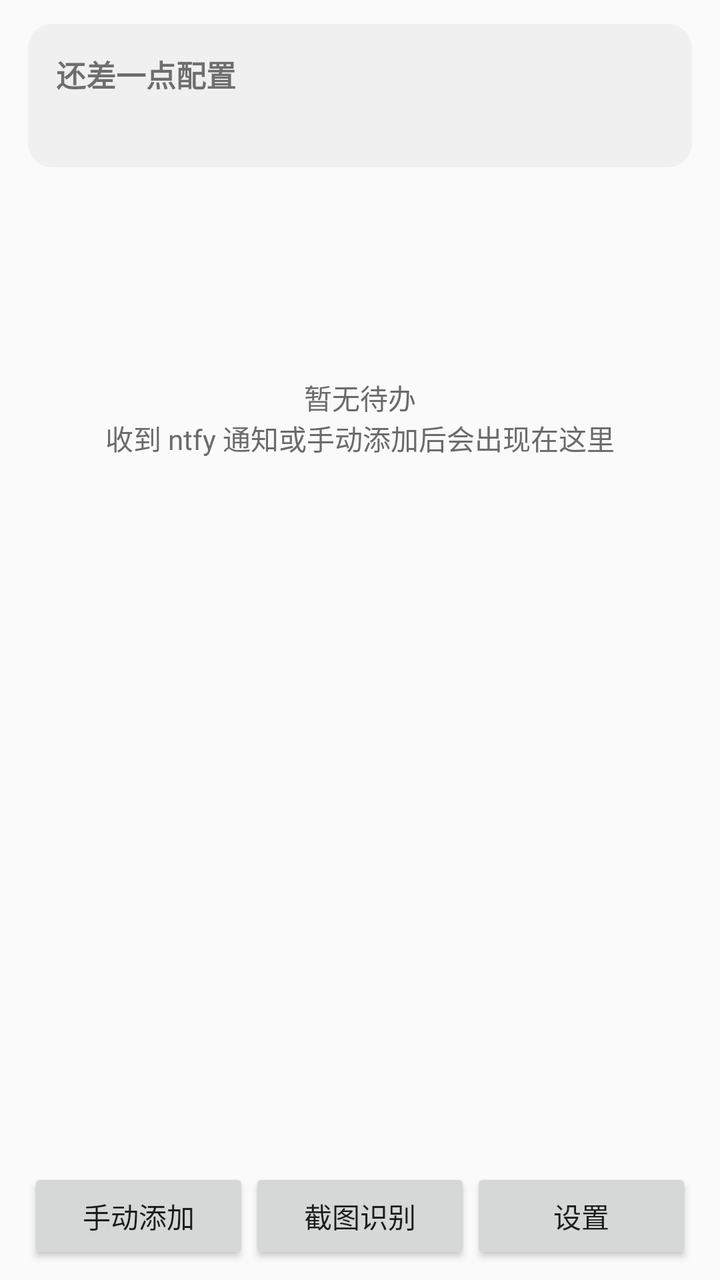
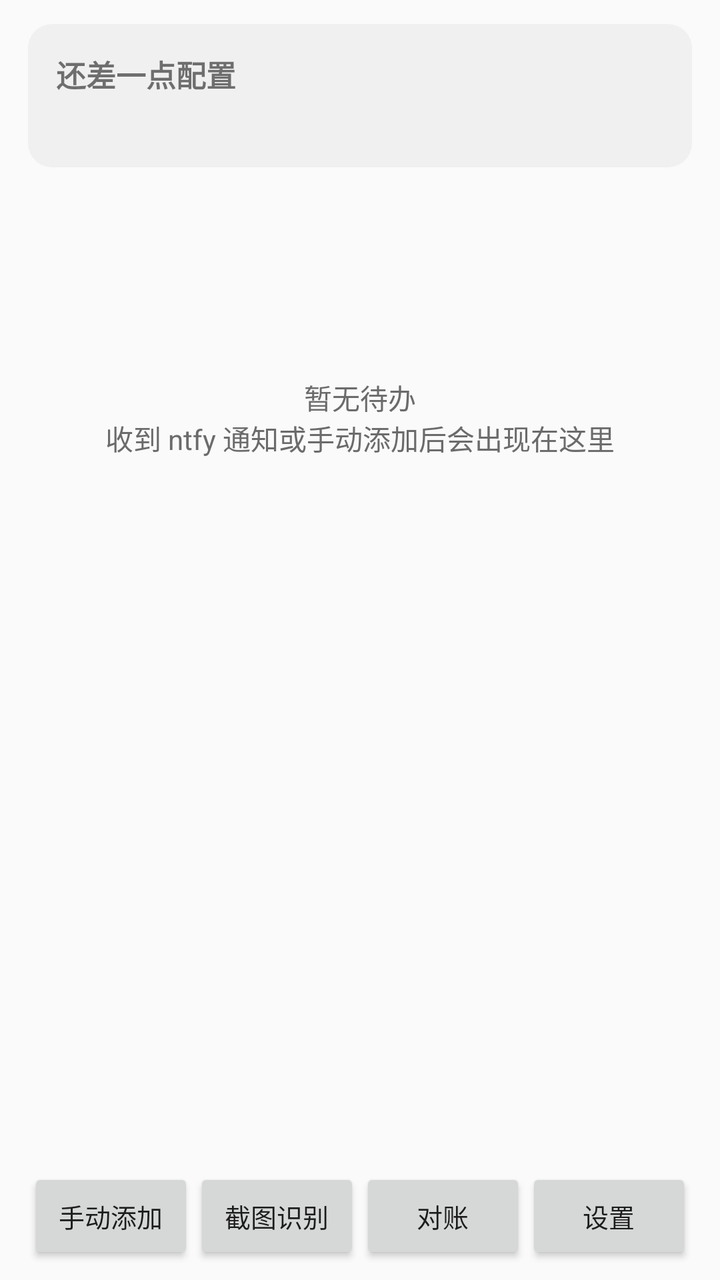

Before-and-after screenshots of an Android layout around one commit, followed by the original layout XML and the change that was made.
<!-- AndroidManifest.xml: application theme Theme.NtfyCalendar -->
<!-- res/layout/activity_main.xml -->
<?xml version="1.0" encoding="utf-8"?>
<LinearLayout xmlns:android="http://schemas.android.com/apk/res/android"
    android:layout_width="match_parent"
    android:layout_height="match_parent"
    android:orientation="vertical"
    android:paddingLeft="14dp"
    android:paddingRight="14dp"
    android:paddingTop="12dp">

    <LinearLayout
        android:id="@+id/statusCard"
        android:layout_width="match_parent"
        android:layout_height="wrap_content"
        android:background="@drawable/bg_card"
        android:clickable="true"
        android:focusable="true"
        android:orientation="vertical"
        android:padding="14dp">

        <TextView
            android:id="@+id/statusTitle"
            android:layout_width="match_parent"
            android:layout_height="wrap_content"
            android:textSize="15sp"
            android:textStyle="bold"
            android:text="@string/main_status_need" />

        <TextView
            android:id="@+id/statusDetail"
            android:layout_width="match_parent"
            android:layout_height="wrap_content"
            android:layout_marginTop="4dp"
            android:textSize="13sp"
            android:textColor="@color/text_secondary" />
    </LinearLayout>

    <TextView
        android:id="@+id/emptyView"
        android:layout_width="match_parent"
        android:layout_height="0dp"
        android:layout_weight="1"
        android:gravity="center"
        android:textSize="14sp"
        android:textColor="@color/text_secondary"
        android:text="@string/main_empty" />

    <androidx.recyclerview.widget.RecyclerView
        android:id="@+id/recycler"
        android:layout_width="match_parent"
        android:layout_height="0dp"
        android:layout_weight="1"
        android:clipToPadding="false"
        android:paddingTop="8dp"
        android:paddingBottom="8dp" />

    <LinearLayout
        android:layout_width="match_parent"
        android:layout_height="wrap_content"
        android:orientation="horizontal"
        android:paddingBottom="8dp">

        <Button
            android:id="@+id/btnAdd"
            android:layout_width="0dp"
            android:layout_height="wrap_content"
            android:layout_weight="1"
            android:text="@string/btn_add_manual" />

        <Button
            android:id="@+id/btnShot"
            android:layout_width="0dp"
            android:layout_height="wrap_content"
            android:layout_weight="1"
            android:text="@string/btn_import_shot" />

        <Button
            android:id="@+id/btnSettings"
            android:layout_width="0dp"
            android:layout_height="wrap_content"
            android:layout_weight="1"
            android:text="@string/btn_settings" />
    </LinearLayout>
</LinearLayout>
<!-- resources referenced by this layout -->
<resources>
  <color name="text_secondary">#FF6B6B6B</color>
  <!-- drawable bg_card (drawable) -->
  <?xml version="1.0" encoding="utf-8"?>
  <shape xmlns:android="http://schemas.android.com/apk/res/android"
      android:shape="rectangle">
      <solid android:color="@color/card_bg" />
      <corners android:radius="12dp" />
  </shape>
  <string name="btn_add_manual">手动添加</string>
  <string name="btn_import_shot">截图识别</string>
  <string name="btn_settings">设置</string>
  <string name="main_empty">暂无待办\n收到 ntfy 通知或手动添加后会出现在这里</string>
  <string name="main_status_need">还差一点配置</string>
  <style name="Theme.NtfyCalendar" parent="Theme.AppCompat.DayNight.DarkActionBar">
          <item name="colorPrimary">@color/primary</item>
          <item name="colorPrimaryDark">@color/primary_dark</item>
          <item name="colorAccent">@color/accent</item>
          <item name="android:windowBackground">?android:attr/colorBackground</item>
      </style>
  <color name="card_bg">#14808080</color>
  <color name="primary">#FF156B5A</color>
  <color name="primary_dark">#FF0E4B3F</color>
  <color name="accent">#FFEF8F32</color>
</resources>

<!-- the commit's change to res/layout/activity_main.xml (unified diff, before → after) -->
@@ -64,6 +64,10 @@
             android:layout_width="0dp"
             android:layout_height="wrap_content"
             android:layout_weight="1"
+            android:minWidth="0dp"
+            android:paddingLeft="2dp"
+            android:paddingRight="2dp"
+            android:textSize="13sp"
             android:text="@string/btn_add_manual" />
 
         <Button
@@ -71,13 +75,32 @@
             android:layout_width="0dp"
             android:layout_height="wrap_content"
             android:layout_weight="1"
+            android:minWidth="0dp"
+            android:paddingLeft="2dp"
+            android:paddingRight="2dp"
+            android:textSize="13sp"
             android:text="@string/btn_import_shot" />
+
+        <Button
+            android:id="@+id/btnReconcile"
+            android:layout_width="0dp"
+            android:layout_height="wrap_content"
+            android:layout_weight="1"
+            android:minWidth="0dp"
+            android:paddingLeft="2dp"
+            android:paddingRight="2dp"
+            android:textSize="13sp"
+            android:text="@string/btn_reconcile" />
 
         <Button
             android:id="@+id/btnSettings"
             android:layout_width="0dp"
             android:layout_height="wrap_content"
             android:layout_weight="1"
+            android:minWidth="0dp"
+            android:paddingLeft="2dp"
+            android:paddingRight="2dp"
+            android:textSize="13sp"
             android:text="@string/btn_settings" />
     </LinearLayout>
 </LinearLayout>
<!-- resource entries referenced after the edit -->
@@ -10,6 +10,7 @@
   </shape>
   <string name="btn_add_manual">手动添加</string>
   <string name="btn_import_shot">截图识别</string>
+  <string name="btn_reconcile">对账</string>
   <string name="btn_settings">设置</string>
   <string name="main_empty">暂无待办\n收到 ntfy 通知或手动添加后会出现在这里</string>
   <string name="main_status_need">还差一点配置</string>
